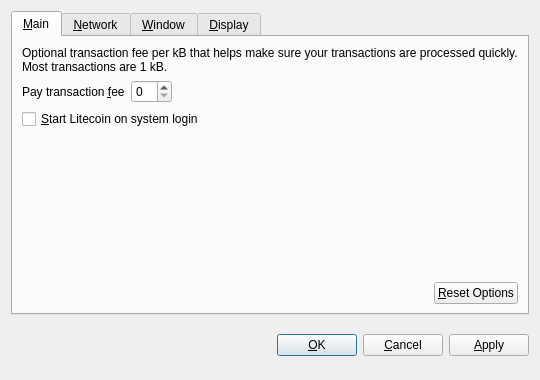
PotatoCoin-Project/PotatoCoin, file src/qt/forms/optionsdialog.ui: the form before one commit.
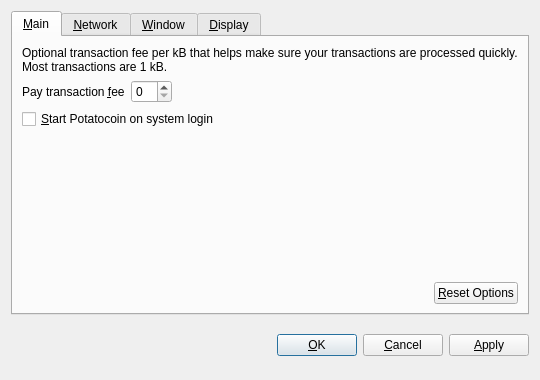
The form after the commit. Custom widgets are drawn as their Qt base class.

The edit to the form file:
```diff
--- a/src/qt/forms/optionsdialog.ui
+++ b/src/qt/forms/optionsdialog.ui
@@ -82,7 +82,7 @@
           <string>Automatically start Litecoin after logging in to the system.</string>
          </property>
          <property name="text">
-          <string>&amp;Start Litecoin on system login</string>
+          <string>&amp;Start Potatocoin on system login</string>
          </property>
         </widget>
        </item>
```
Left out of the diff: 10 changed lines with no effect on the pictures.
